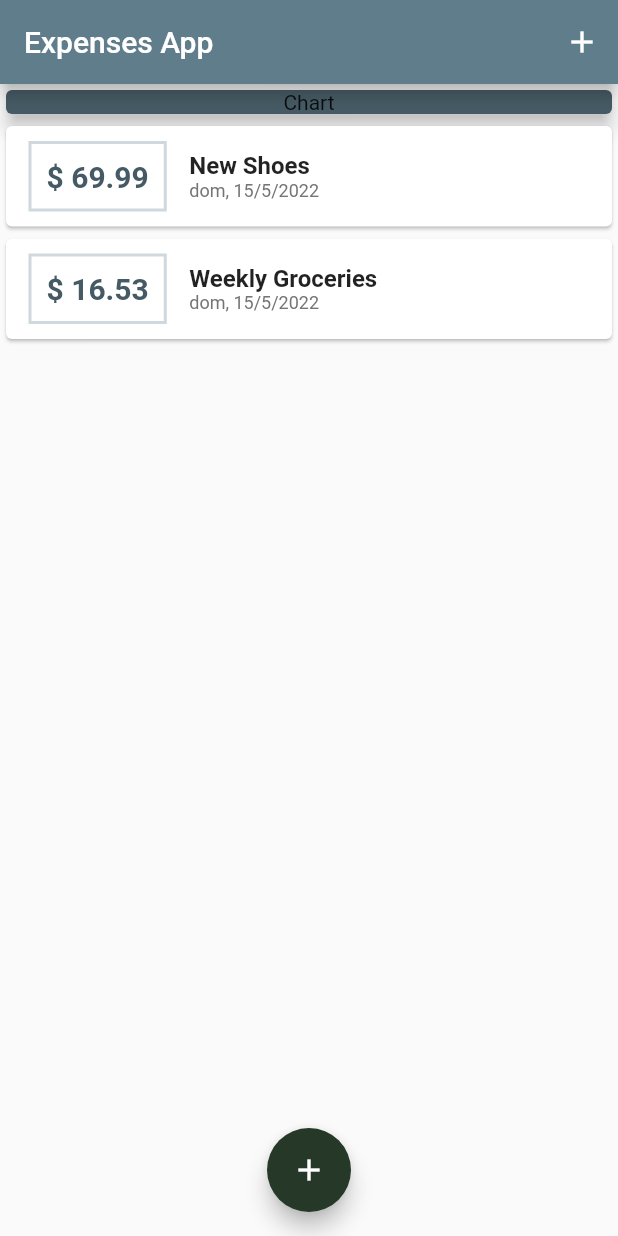
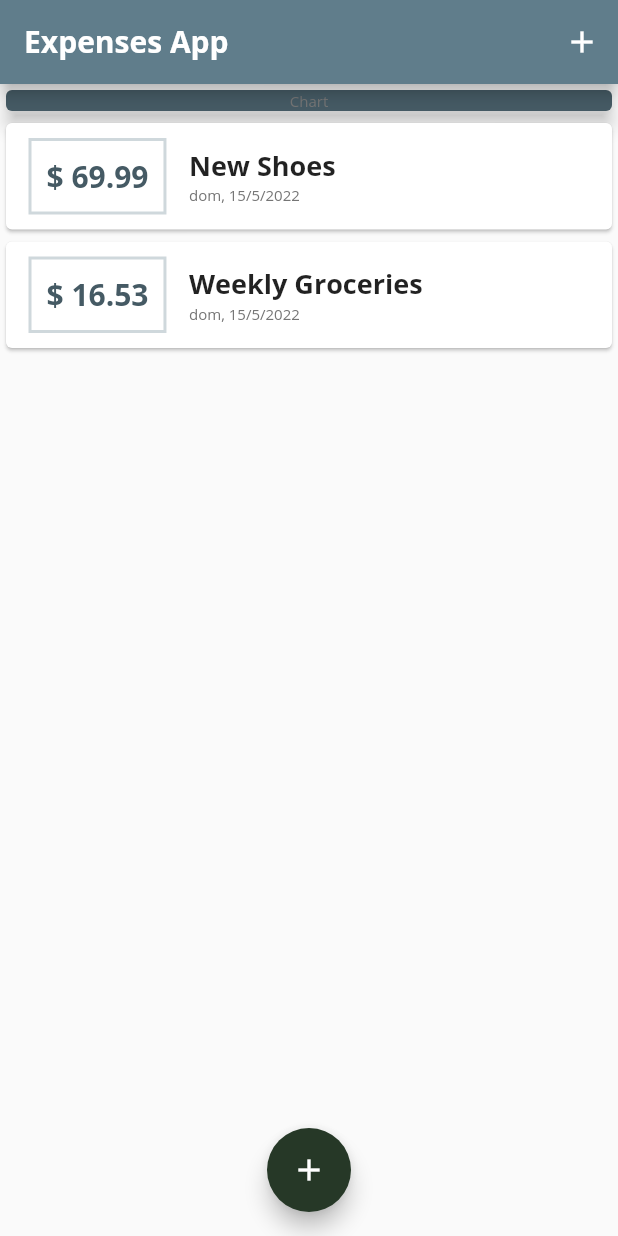
Before and after one commit to JesusMF23/expenses_app_1, a Flutter app: the screen it shows after launch, on a phone screen of 412 x 824 dp. Run offline on Flutter 3.47's test engine with Material 2 defaults, Android fonts, the phone set to English and light mode, and no system bars.

Commit message:
97. Custom Fonts & Working with Text Themes

```diff
--- a/expenses_app/lib/main.dart
+++ b/expenses_app/lib/main.dart
@@ -31,6 +31,32 @@ class MyApp extends StatelessWidget {
           onBackground: Colors.white,
           onError: Colors.white,
           brightness: Brightness.light,
+        ),
+        fontFamily: 'Quicksand',
+        textTheme: ThemeData.light().textTheme.copyWith(
+              headline6: TextStyle(
+                fontFamily: "OpenSans",
+                fontWeight: FontWeight.bold,
+                fontSize: 18,
+              ),
+              bodyText2: TextStyle(
+                fontFamily: "OpenSans",
+                fontWeight: FontWeight.w500,
+                fontSize: 10,
+                color: Colors.grey[600],
+              ),
+            ),
+        appBarTheme: AppBarTheme(
+          titleTextStyle: ThemeData.light()
+              .textTheme
+              .copyWith(
+                headline6: TextStyle(
+                    fontFamily: 'OpenSans',
+                    fontSize: 20,
+                    fontWeight: FontWeight.bold,
+                    color: Colors.white),
+              )
+              .headline6,
         ),
       ),
       home: MyHomePage(),
@@ -88,7 +114,9 @@ class _MyHomePageState extends State<MyHomePage> {
     //initialize locale formating
     return Scaffold(
       appBar: AppBar(
-        title: Text("Expenses App"),
+        title: Text(
+          "Expenses App",
+        ),
         actions: [
           IconButton(
               onPressed: () => _startAddNewTransaction(context),
--- a/expenses_app/lib/widgets/transaction_list.dart
+++ b/expenses_app/lib/widgets/transaction_list.dart
@@ -44,17 +44,11 @@ class TransactionList extends StatelessWidget {
                   children: <Widget>[
                     Text(
                       transactions[index].title,
-                      style: TextStyle(
-                        fontSize: 16,
-                        fontWeight: FontWeight.bold,
-                      ),
+                      style: Theme.of(context).textTheme.headline6,
                     ),
                     Text(
                       DateFormat.yMEd("es_ES").format(transactions[index].date),
-                      style: TextStyle(
-                        fontSize: 12,
-                        color: Colors.grey[600],
-                      ),
+                      style: Theme.of(context).textTheme.bodyText2,
                     )
                   ],
                 )
```
Also changed, not shown: expenses_app/pubspec.yaml (+15 -6 lines), expenses_app/assets/fonts/OpenSans-Bold.ttf (added), expenses_app/assets/fonts/OpenSans-Regular.ttf (added), expenses_app/assets/fonts/Quicksand-Bold.ttf (added), expenses_app/assets/fonts/Quicksand-Light.ttf (added), expenses_app/assets/fonts/Quicksand-Medium.ttf (added), expenses_app/assets/fonts/Quicksand-Regular.ttf (added).
